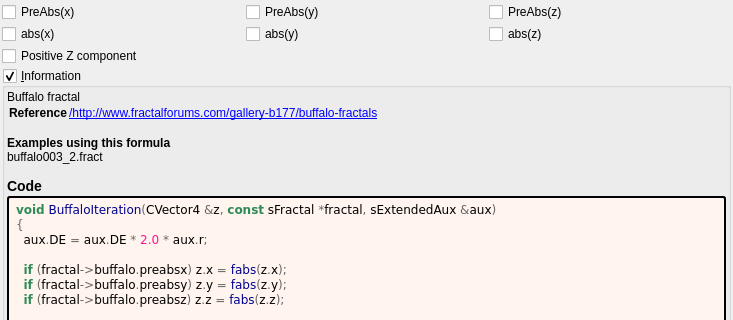
buddhi1980/mandelbulber2, file mandelbulber2/formula/ui/buffalo.ui: the form before one commit; both pictures show x 0 to 733 and y 0 to 320 of the 733 by 845 pixel window.
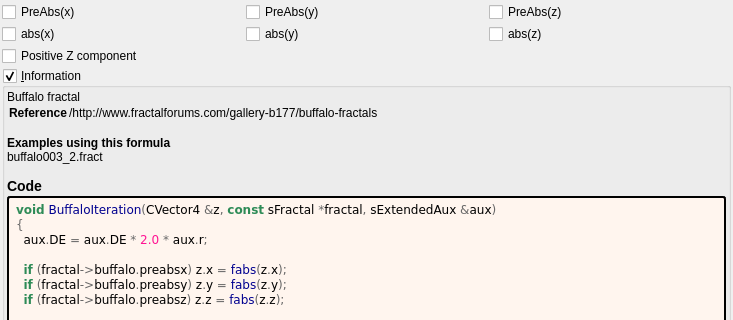
The form after the commit. Custom widgets are drawn as their Qt base class.

Commit message:
docs: show fractalforums.com formula references as text
fractalforums.com is only partly online; fractalforums.org keeps a read-only
copy and the active forum. The formula information boxes now show
fractalforums.com references (and the wrapped lines that continue them) as
plain text. The links that remain are closed with </a>, which the generator
never wrote. The formula/ui files are regenerated with
tools/populate_ui_information.py.

What changed in the file:
```diff
--- a/mandelbulber2/formula/ui/buffalo.ui
+++ b/mandelbulber2/formula/ui/buffalo.ui
@@ -119,7 +119,7 @@
        <widget class="QLabel" name="label_information_general">
         <property name="text">
          <string notr="true">&lt;p&gt;Buffalo fractal&lt;/p&gt;&lt;table&gt;
-&lt;tr&gt;&lt;th&gt;Reference&lt;/th&gt;&lt;td&gt;&lt;a href=&quot;/http://www.fractalforums.com/gallery-b177/buffalo-fractals&quot;&gt;/http://www.fractalforums.com/gallery-b177/buffalo-fractals&lt;br&gt;
+&lt;tr&gt;&lt;th&gt;Reference&lt;/th&gt;&lt;td&gt;/http://www.fractalforums.com/gallery-b177/buffalo-fractals&lt;br&gt;
 &lt;/td&gt;&lt;/tr&gt;
 &lt;/table&gt;
 &lt;br&gt;&lt;b&gt;Examples using this formula&lt;/b&gt;&lt;br&gt;buffalo003_2.fract&lt;h3&gt;Code&lt;/h3&gt;</string>
```
The commit also changes 202 other files.
